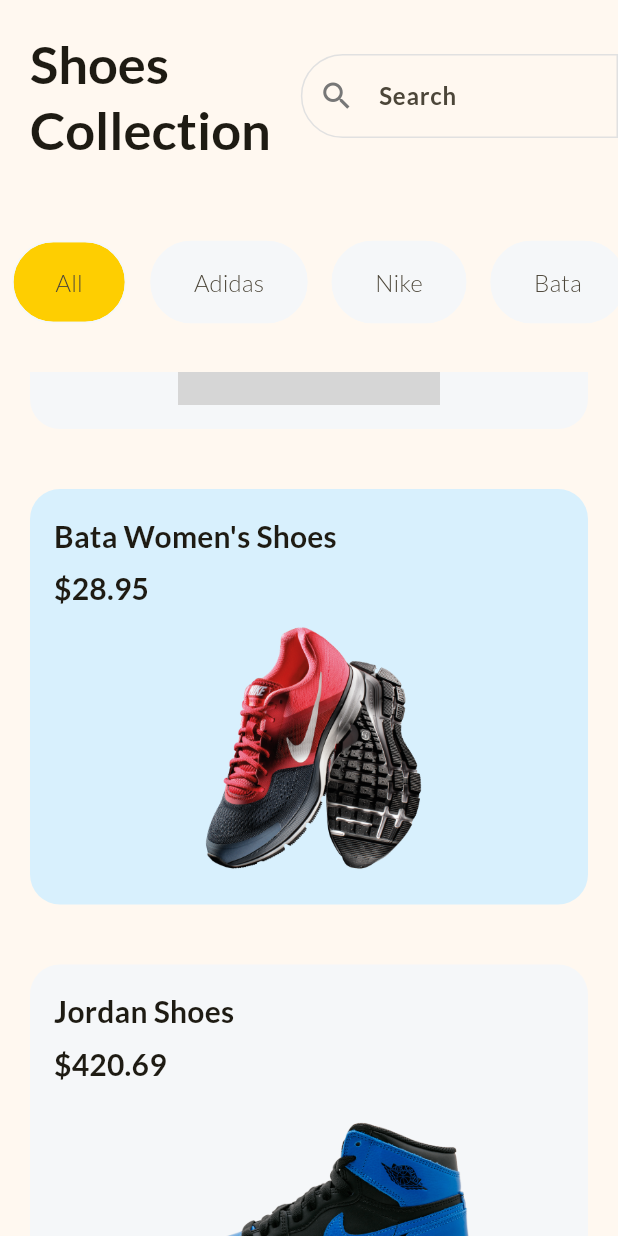
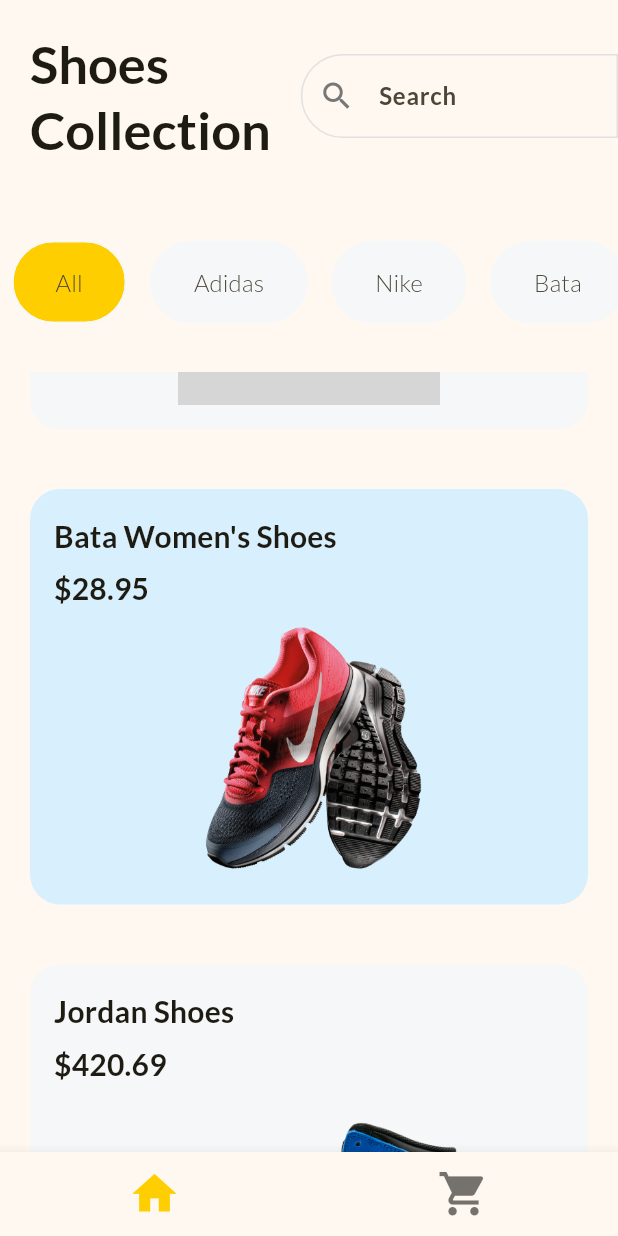
Before and after one commit to Saurabhmaurya111/Flutter_Shopping_App, a Flutter app: the screen it shows after launch, scrolled down 576 dp, on a phone screen of 412 x 824 dp. Run offline on Flutter 3.47's test engine with Material 3 defaults, Android fonts, the phone set to English and light mode, and no system bars; grey boxes are pictures that could not be loaded.

```diff
--- a/lib/home.dart
+++ b/lib/home.dart
@@ -1,6 +1,6 @@
 import 'package:flutter/material.dart';
-import 'package:shop_app/global_variable.dart';
-import 'package:shop_app/product_card.dart';
+import 'package:shop_app/cart_page.dart';
+import 'package:shop_app/productList.dart';
 
 class HomePage extends StatefulWidget {
   const HomePage({super.key});
@@ -10,109 +10,37 @@ class HomePage extends StatefulWidget {
 }
 
 class _HomePageState extends State<HomePage> {
-  final List<String> filters = const ['All', 'Adidas', 'Nike', 'Bata'];
-  late String selectedFilter;
-
-  @override
-  void initState() {
-    super.initState();
-    selectedFilter = filters[0];
-  }
+  int currentPage = 0;
+  List<Widget> pages = const [ProductList(), CartPage()];
 
   @override
   Widget build(BuildContext context) {
-    const border = OutlineInputBorder(
-      borderSide: BorderSide(
-        color: Color.fromRGBO(225, 225, 225, 1),
+    return Scaffold(
+      body: IndexedStack(
+        index:currentPage,
+        children: pages,
       ),
-      borderRadius: BorderRadius.horizontal(
-        left: Radius.circular(50),
-      ),
-    );
+      bottomNavigationBar: BottomNavigationBar(
+        iconSize: 35,
+        selectedFontSize: 0,
+        unselectedFontSize: 0,
+        onTap: (value) {
+            setState(() {
+              currentPage = value;
+            });
+        },
 
-    return Scaffold(
-      body: SafeArea(
-        child: Column(
-          children: [
-             Row(
-              children: [
-                Padding(
-                  padding: const EdgeInsets.all(20.0),
-                  child: Text(
-                    'Shoes\nCollection',
-                    style: Theme.of(context).textTheme.titleLarge,
-                  ),
-                ),
-                const Expanded(
-                  child: TextField(
-                    decoration: InputDecoration(
-                      hintText: 'Search',
-                      prefixIcon: Icon(Icons.search),
-                      border: border,
-                      enabledBorder: border,
-                      focusedBorder: border,
-                    ),
-                  ),
-                ),
-              ],
-            ),
-            SizedBox(
-              height: 120,
-              child: ListView.builder(
-                itemCount: filters.length,
-                scrollDirection: Axis.horizontal,
-                itemBuilder: (context, index) {
-                  final filter = filters[index];
-                  return Padding(
-                    padding: const EdgeInsets.symmetric(horizontal: 8.0),
-                    child: GestureDetector(
-                      onTap: () {
-                        setState(() {
-                          selectedFilter = filter;
-                        });
-                      },
-                      child: Chip(
-                        backgroundColor: selectedFilter == filter
-                            ? Theme.of(context).colorScheme.primary
-                            : const Color.fromRGBO(245, 247, 249, 1),
-                        side: const BorderSide(
-                          color: Color.fromRGBO(245, 247, 249, 1),
-                        ),
-                        label: Text(filter),
-                        labelStyle: const TextStyle(
-                          fontSize: 16,
-                        ),
-                        padding: const EdgeInsets.symmetric(
-                          horizontal: 20,
-                          vertical: 15,
-                        ),
-                        shape: RoundedRectangleBorder(
-                          borderRadius: BorderRadius.circular(30),
-                        ),
-                      ),
-                    ),
-                  );
-                },
-              ),
-            ),
-            Expanded(
-              child: ListView.builder(
-                itemCount: products.length,
-                itemBuilder: (context, index) {
-                  final product = products[index];
-                  return ProductCard(
-                    title: product['title'] as String,
-                    price: product['price'] as double,
-                    image: product['imageUrl'] as String,
-                    backgroundColor: index.isEven
-                        ? const Color.fromRGBO(216, 240, 253, 1)
-                        : const Color.fromRGBO(245, 247, 249, 1),
-                  );
-                },
-              ),
-            ),
-          ],
-        ),
+        currentIndex: currentPage,
+        items: const [
+          BottomNavigationBarItem(
+            icon: Icon(Icons.home),
+            label: '',
+          ),
+           BottomNavigationBarItem(
+            icon: Icon(Icons.shopping_cart),
+             label: '',
+          ),
+        ],
       ),
     );
   }
--- a/lib/main.dart
+++ b/lib/main.dart
@@ -40,6 +40,10 @@ class MyApp extends StatelessWidget {
             fontWeight: FontWeight.bold,
             fontSize: 20,
           ),
+          bodySmall: TextStyle(
+              fontWeight: FontWeight.bold,
+              fontSize: 16,
+            ),
         ),
         useMaterial3: true,
       ),
--- /dev/null
+++ b/lib/productList.dart
@@ -0,0 +1,133 @@
+import 'package:flutter/material.dart';
+import 'package:shop_app/global_variable.dart';
+import 'package:shop_app/product_card.dart';
+import 'package:shop_app/product_details_page.dart';
+
+class ProductList extends StatefulWidget {
+  const ProductList({super.key});
+
+  @override
+  State<ProductList> createState() => _ProductListState();
+}
+
+class _ProductListState extends State<ProductList> {
+
+   final List<String> filters = const ['All', 'Adidas', 'Nike', 'Bata'];
+  late String selectedFilter;
+
+  @override
+  void initState() {
+    super.initState();
+    selectedFilter = filters[0];
+  }
+
+
+  @override
+   Widget build(BuildContext context) {
+    const border = OutlineInputBorder(
+      borderSide: BorderSide(
+        color: Color.fromRGBO(225, 225, 225, 1),
+      ),
+      borderRadius: BorderRadius.horizontal(
+        left: Radius.circular(50),
+      ),
+    );
+
+    return Scaffold(
+      body: SafeArea(
+        child: Column(
+          children: [
+            Row(
+              children: [
+                Padding(
+                  padding: const EdgeInsets.all(20.0),
+                  child: Text(
+                    'Shoes\nCollection',
+                    style: Theme.of(context).textTheme.titleLarge,
+                  ),
+                ),
+                const Expanded(
+                  child: TextField(
+                    decoration: InputDecoration(
+                      hintText: 'Search',
+                      prefixIcon: Icon(Icons.search),
+                      border: border,
+                      enabledBorder: border,
+                      focusedBorder: border,
+                    ),
+                  ),
+                ),
+              ],
+            ),
+            SizedBox(
+              height: 120,
+              child: ListView.builder(
+                itemCount: filters.length,
+                scrollDirection: Axis.horizontal,
+                itemBuilder: (context, index) {
+                  final filter = filters[index];
+                  return Padding(
+                    padding: const EdgeInsets.symmetric(horizontal: 8.0),
+                    child: GestureDetector(
+                      onTap: () {
+                        setState(() {
+                          selectedFilter = filter;
+                        });
+                      },
+                      child: Chip(
+                        backgroundColor: selectedFilter == filter
+                            ? Theme.of(context).colorScheme.primary
+                            : const Color.fromRGBO(245, 247, 249, 1),
+                        side: const BorderSide(
+                          color: Color.fromRGBO(245, 247, 249, 1),
+                        ),
+                        label: Text(filter),
+                        labelStyle: const TextStyle(
+                          fontSize: 16,
+                        ),
+                        padding: const EdgeInsets.symmetric(
+                          horizontal: 20,
+                          vertical: 15,
+                        ),
+                        shape: RoundedRectangleBorder(
+                          borderRadius: BorderRadius.circular(30),
+                        ),
+                      ),
+                    ),
+                  );
+                },
+              ),
+            ),
+            Expanded(
+              child: ListView.builder(
+                itemCount: products.length,
+                itemBuilder: (context, index) {
+                  final product = products[index];
+                  return GestureDetector(
+                    onTap: () {
+                      Navigator.of(context).push(
+                        MaterialPageRoute(
+                          builder: (context) {
+                            return ProductDetails(product: product);
+                          },
+                        ),
+                      );
+                    },
+                    child: ProductCard(
+                      title: product['title'] as String,
+                      price: product['price'] as double,
+                      image: product['imageUrl'] as String,
+                      backgroundColor: index.isEven
+                          ? const Color.fromRGBO(216, 240, 253, 1)
+                          : const Color.fromRGBO(245, 247, 249, 1),
+                    ),
+                  );
+                },
+              ),
+            ),
+          ],
+        ),
+      ),
+    );
+  }
+}
--- a/pubspec.yaml
+++ b/pubspec.yaml
@@ -39,6 +39,7 @@ dependencies:
 dev_dependencies:
   flutter_test:
     sdk: flutter
+  provider: ^6.1.2
 
   # The "flutter_lints" package below contains a set of recommended lints to
   # encourage good coding practices. The lint set provided by the package is
```
Also changed, not shown: lib/cart_page.dart (added, +37 -0 lines), lib/global_variable.dart (+11 -0 lines), pubspec.lock.
